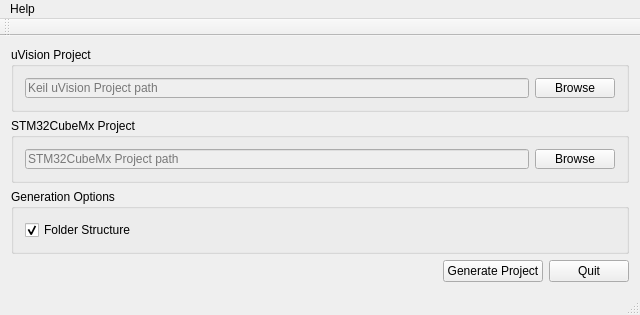
This is Source/NFWizard2.ui in lreyesm/NEOWizard as Qt 5 draws it before an edit. The edited form follows.
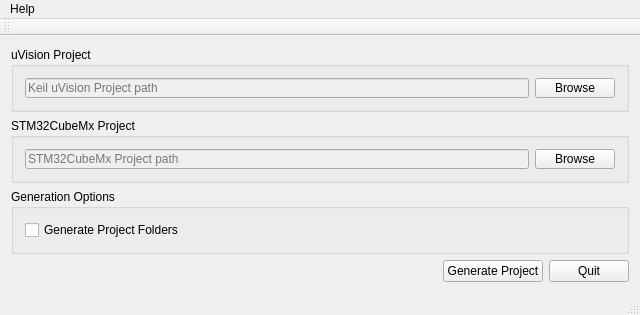
This is the edited form. Icons and pictures are not drawn.

The edit to the form file:
```diff
--- a/Source/NFWizard2.ui
+++ b/Source/NFWizard2.ui
@@ -116,10 +116,10 @@
        <item row="0" column="0">
         <widget class="QCheckBox" name="checkBox_FolderStruct">
          <property name="text">
-          <string>Folder Structure</string>
+          <string>Generate Project Folders</string>
          </property>
          <property name="checked">
-          <bool>true</bool>
+          <bool>false</bool>
          </property>
         </widget>
        </item>
```
